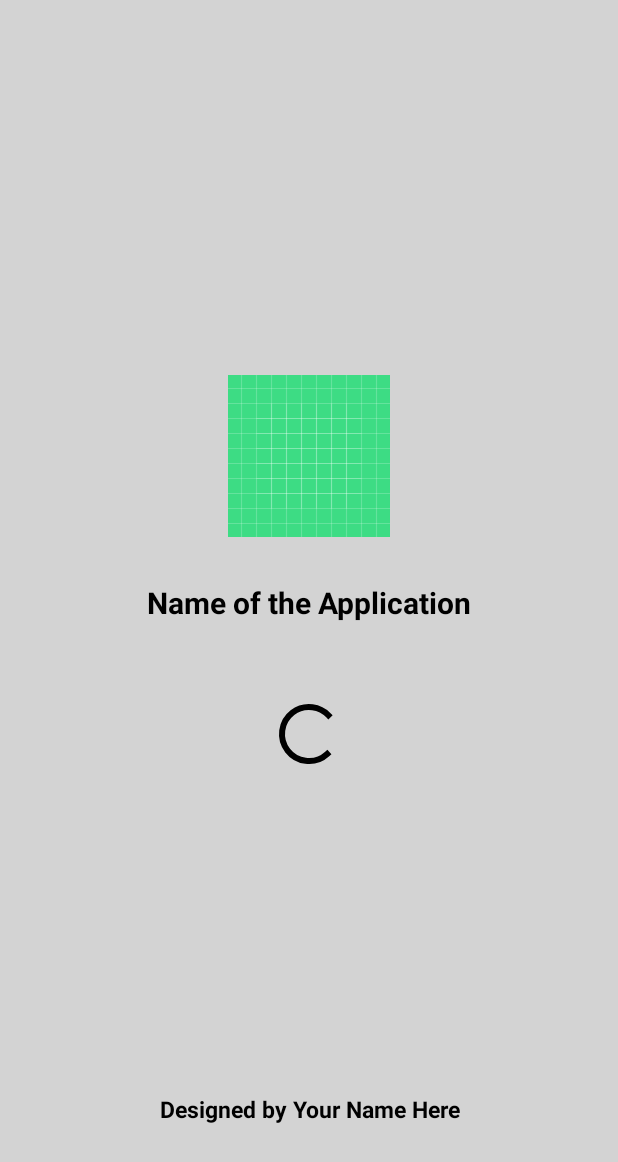
After one commit to normansanchezn/AppLolTilel, an Android app: the SplashActivity screen opened directly, with no data from a screen before it, on a phone screen of 412 x 824 dp. The commit adds this screen. Shown: the top 1162 px of the screen. Run offline under Robolectric (Android 15) with nearby library versions, the phone set to English and light mode, and no system bars.

Commit message:
Create SplashScreen

```diff
--- a/app/src/main/AndroidManifest.xml
+++ b/app/src/main/AndroidManifest.xml
@@ -9,6 +9,14 @@
         android:roundIcon="@mipmap/ic_launcher_round"
         android:supportsRtl="true"
         android:theme="@style/AppTheme">
+        <activity
+            android:name=".SplashActivity"
+            android:theme="@style/Theme.AppCompat.Light.NoActionBar">
+            <intent-filter>
+                <action android:name="android.intent.action.MAIN" />
+                <category android:name="android.intent.category.LAUNCHER" />
+            </intent-filter>
+        </activity>
         <activity android:name=".MainActivity">
             <intent-filter>
                 <action android:name="android.intent.action.MAIN" />
--- /dev/null
+++ b/app/src/main/java/mx/loltilel/loltilel/SplashActivity.kt
@@ -0,0 +1,21 @@
+package mx.loltilel.loltilel
+
+import android.content.Intent
+import androidx.appcompat.app.AppCompatActivity
+import android.os.Bundle
+import android.os.Handler
+
+class SplashActivity : AppCompatActivity() {
+
+    // This is the loading time of the splash screen
+    private val SPLASH_TIME_OUT:Long = 3000 // 1 sec
+    override fun onCreate(savedInstanceState: Bundle?) {
+        super.onCreate(savedInstanceState)
+        setContentView(R.layout.activity_splash)
+
+        Handler().postDelayed({
+            startActivity(Intent(this,MainActivity::class.java))
+            finish()
+        }, SPLASH_TIME_OUT)
+    }
+}
--- /dev/null
+++ b/app/src/main/res/layout/activity_splash.xml
@@ -0,0 +1,57 @@
+<?xml version="1.0" encoding="utf-8"?>
+
+<!-- This a "Splash Screen" XML file, here all the text view, Image view are laid in a linearly fashion inside the Linear layout. The reason of linear layout is for accurately placing the logo and the progress bar without happen to use the constraints -->
+
+<LinearLayout xmlns:android="http://schemas.android.com/apk/res/android"
+    xmlns:app="http://schemas.android.com/apk/res-auto"
+    android:orientation="vertical"
+    android:layout_width="match_parent"
+    android:layout_height="match_parent"
+    android:background="@color/grey">
+
+    <!-- Don't worry about the id names I have named the id's with reference to the file name for consistency -->
+
+    <ImageView
+        android:id="@+id/imageView"
+        android:layout_width="match_parent"
+        android:layout_height="wrap_content"
+        android:layout_marginTop="250dp"
+        android:src="@drawable/ic_launcher_background"
+        app:srcCompat="@android:drawable/sym_def_app_icon" />
+
+    <TextView
+        android:id="@+id/textView"
+        android:layout_width="match_parent"
+        android:layout_height="wrap_content"
+        android:text="Name of the Application"
+        android:textSize="20dp"
+        android:textStyle="bold"
+        android:gravity="center"
+        android:textColor="@color/black"
+        android:layout_below="@id/imageView"
+        android:padding="30dp"/>
+
+    <ProgressBar
+        android:id="@+id/progressBar"
+        android:layout_width="match_parent"
+        android:layout_height="wrap_content"
+        android:layout_below="@id/textView"
+        android:layout_centerHorizontal="true"
+        android:layout_marginTop="20dp"
+        android:indeterminateTint="@color/black"/>
+
+    <TextView
+        android:id="@+id/textView1"
+        android:layout_width="match_parent"
+        android:layout_height="wrap_content"
+        android:layout_below="@id/progressBar"
+        android:gravity="center"
+        android:layout_marginTop="200dp"
+        android:padding="15dp"
+        android:text="Designed by Your Name Here"
+        android:textColor="@color/black"
+        android:textSize="15dp"
+        android:textStyle="bold"
+        android:textAlignment="center"/>
+
+</LinearLayout>
--- a/app/src/main/res/values/colors.xml
+++ b/app/src/main/res/values/colors.xml
@@ -3,4 +3,6 @@
     <color name="colorPrimary">#6200EE</color>
     <color name="colorPrimaryDark">#3700B3</color>
     <color name="colorAccent">#03DAC5</color>
+    <color name="black">#000000</color>
+    <color name="grey">#d3d3d3</color>
 </resources>
```
